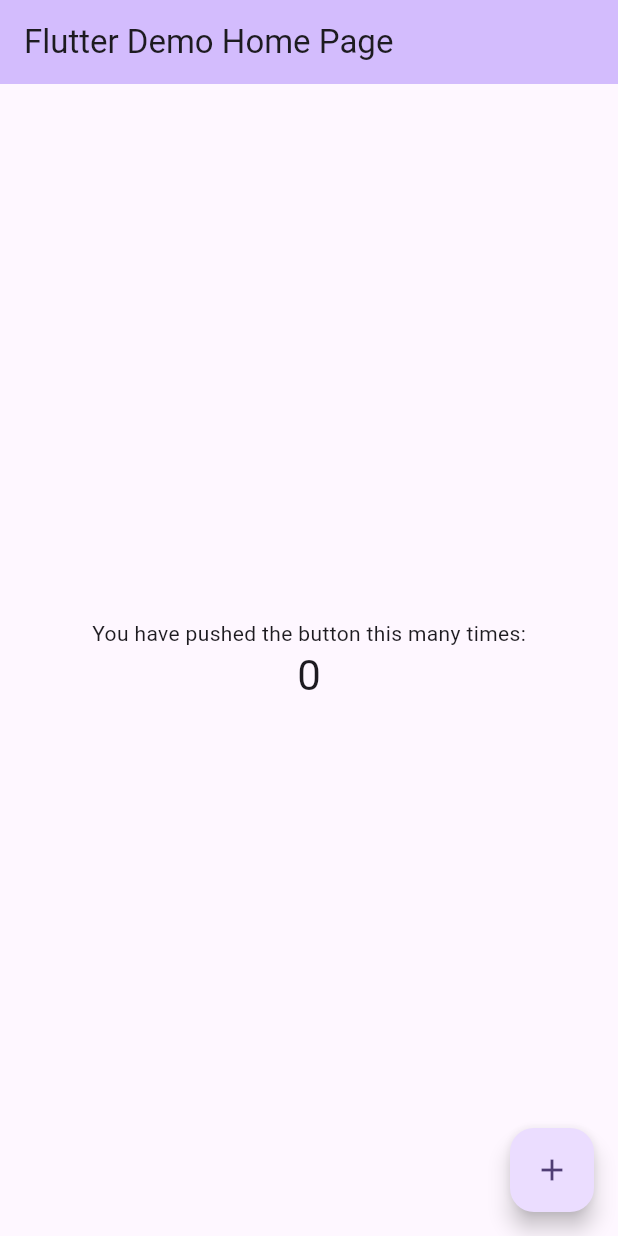
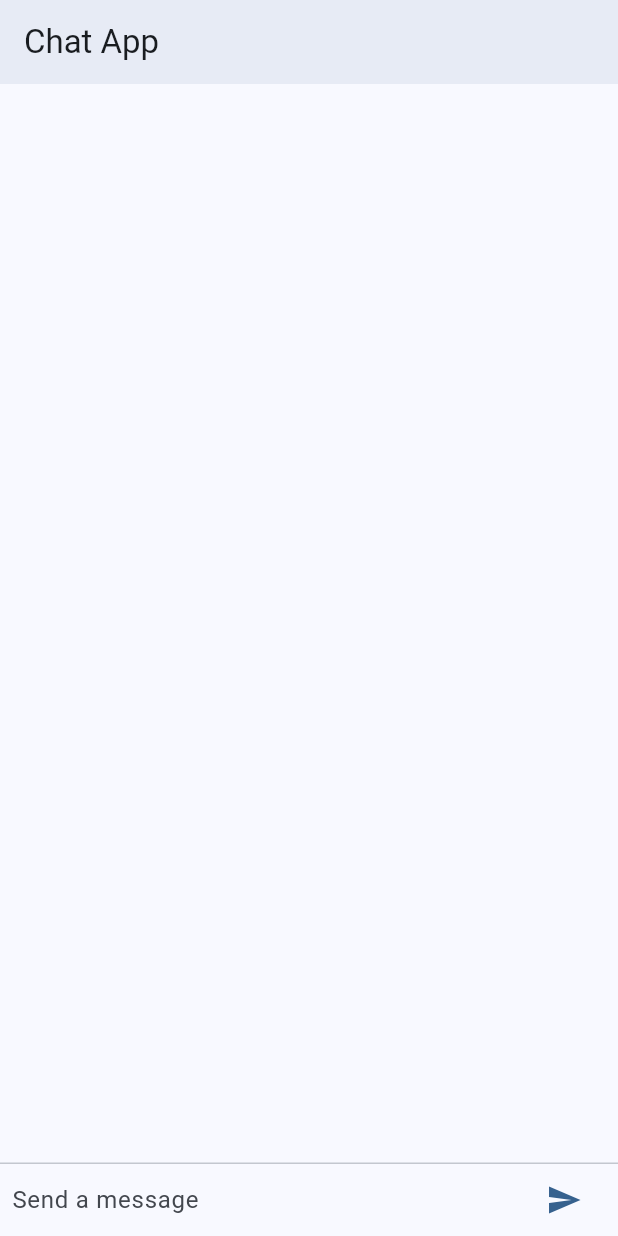
Before and after one commit to could-ai/01986fa0-9580-7746-9ef3-706893b0e259, a Flutter app: the screen it shows after launch, on a phone screen of 412 x 824 dp. Run offline on Flutter 3.47's test engine with Material 3 defaults, Android fonts, the phone set to English and light mode, and no system bars.

Commit message:
Refactor main.dart to launch the ChatScreen and update the app theme. The default counter app is removed.; Create the main ChatScreen widget. This includes the UI for displaying a list of messages, a text input field, and a send button. It manages the state of the messages locally.; Create the ChatMessage widget to represent a single message bubble in the chat list. It includes an avatar, sender name, and the message text, with an entry animation.

```diff
--- /dev/null
+++ b/usr/lib/chat_screen.dart
@@ -0,0 +1,96 @@
+import 'package:couldai_user_app/chat_message.dart';
+import 'package:flutter/material.dart';
+
+class ChatScreen extends StatefulWidget {
+  const ChatScreen({super.key});
+
+  @override
+  State<ChatScreen> createState() => _ChatScreenState();
+}
+
+class _ChatScreenState extends State<ChatScreen> with TickerProviderStateMixin {
+  final List<ChatMessage> _messages = [];
+  final _textController = TextEditingController();
+  final FocusNode _focusNode = FocusNode();
+
+  @override
+  void dispose() {
+    for (var message in _messages) {
+      message.animationController.dispose();
+    }
+    super.dispose();
+  }
+
+  void _handleSubmitted(String text) {
+    _textController.clear();
+    final animationController = AnimationController(
+      duration: const Duration(milliseconds: 700),
+      vsync: this,
+    );
+    final message = ChatMessage(
+      text: text,
+      animationController: animationController,
+    );
+    setState(() {
+      _messages.insert(0, message);
+    });
+    _focusNode.requestFocus();
+    message.animationController.forward();
+  }
+
+  Widget _buildTextComposer() {
+    return Container(
+      margin: const EdgeInsets.symmetric(horizontal: 8.0),
+      child: Row(
+        children: [
+          Flexible(
+            child: TextField(
+              controller: _textController,
+              onSubmitted: _handleSubmitted,
+              decoration:
+                  const InputDecoration.collapsed(hintText: 'Send a message'),
+              focusNode: _focusNode,
+            ),
+          ),
+          IconTheme(
+            data: IconThemeData(color: Theme.of(context).colorScheme.primary),
+            child: Container(
+              margin: const EdgeInsets.symmetric(horizontal: 4.0),
+              child: IconButton(
+                icon: const Icon(Icons.send),
+                onPressed: () => _handleSubmitted(_textController.text),
+              ),
+            ),
+          ),
+        ],
+      ),
+    );
+  }
+
+  @override
+  Widget build(BuildContext context) {
+    return Scaffold(
+      appBar: AppBar(
+        title: const Text('Chat App'),
+        elevation: Theme.of(context).platform == TargetPlatform.iOS ? 0.0 : 4.0,
+      ),
+      body: Column(
+        children: [
+          Flexible(
+            child: ListView.builder(
+              padding: const EdgeInsets.all(8.0),
+              reverse: true,
+              itemBuilder: (_, index) => _messages[index],
+              itemCount: _messages.length,
+            ),
+          ),
+          const Divider(height: 1.0),
+          Container(
+            decoration: BoxDecoration(color: Theme.of(context).cardColor),
+            child: _buildTextComposer(),
+          ),
+        ],
+      ),
+    );
+  }
+}
--- a/usr/lib/main.dart
+++ b/usr/lib/main.dart
@@ -1,3 +1,4 @@
+import 'package:couldai_user_app/chat_screen.dart';
 import 'package:flutter/material.dart';
 
 void main() {
@@ -7,114 +8,16 @@ void main() {
 class MyApp extends StatelessWidget {
   const MyApp({super.key});
 
-  // This widget is the root of your application.
   @override
   Widget build(BuildContext context) {
     return MaterialApp(
-      title: 'Flutter Demo',
+      title: 'Chat App',
       debugShowCheckedModeBanner: false,
       theme: ThemeData(
-        // This is the theme of your application.
-        //
-        // TRY THIS: Try running your application with "flutter run". You'll see
-        // the application has a purple toolbar. Then, without quitting the app,
-        // try changing the seedColor in the colorScheme below to Colors.green
-        // and then invoke "hot reload" (save your changes or press the "hot
-        // reload" button in a Flutter-supported IDE, or press "r" if you used
-        // the command line to start the app).
-        //
-        // Notice that the counter didn't reset back to zero; the application
-        // state is not lost during the reload. To reset the state, use hot
-        // restart instead.
-        //
-        // This works for code too, not just values: Most code changes can be
-        // tested with just a hot reload.
-        colorScheme: ColorScheme.fromSeed(seedColor: Colors.deepPurple),
+        colorScheme: ColorScheme.fromSeed(seedColor: Colors.blue),
+        useMaterial3: true,
       ),
-      home: const MyHomePage(title: 'Flutter Demo Home Page'),
+      home: const ChatScreen(),
     );
   }
 }
-
-class MyHomePage extends StatefulWidget {
-  const MyHomePage({super.key, required this.title});
-
-  // This widget is the home page of your application. It is stateful, meaning
-  // that it has a State object (defined below) that contains fields that affect
-  // how it looks.
-
-  // This class is the configuration for the state. It holds the values (in this
-  // case the title) provided by the parent (in this case the App widget) and
-  // used by the build method of the State. Fields in a Widget subclass are
-  // always marked "final".
-
-  final String title;
-
-  @override
-  State<MyHomePage> createState() => _MyHomePageState();
-}
-
-class _MyHomePageState extends State<MyHomePage> {
-  int _counter = 0;
-
-  void _incrementCounter() {
-    setState(() {
-      // This call to setState tells the Flutter framework that something has
-      // changed in this State, which causes it to rerun the build method below
-      // so that the display can reflect the updated values. If we changed
-      // _counter without calling setState(), then the build method would not be
-      // called again, and so nothing would appear to happen.
-      _counter++;
-    });
-  }
-
-  @override
-  Widget build(BuildContext context) {
-    // This method is rerun every time setState is called, for instance as done
-    // by the _incrementCounter method above.
-    //
-    // The Flutter framework has been optimized to make rerunning build methods
-    // fast, so that you can just rebuild anything that needs updating rather
-    // than having to individually change instances of widgets.
-    return Scaffold(
-      appBar: AppBar(
-        // TRY THIS: Try changing the color here to a specific color (to
-        // Colors.amber, perhaps?) and trigger a hot reload to see the AppBar
-        // change color while the other colors stay the same.
-        backgroundColor: Theme.of(context).colorScheme.inversePrimary,
-        // Here we take the value from the MyHomePage object that was created by
-        // the App.build method, and use it to set our appbar title.
-        title: Text(widget.title),
-      ),
-      body: Center(
-        // Center is a layout widget. It takes a single child and positions it
-        // in the middle of the parent.
-        child: Column(
-          // Column is also a layout widget. It takes a list of children and
-          // arranges them vertically. By default, it sizes itself to fit its
-          // children horizontally, and tries to be as tall as its parent.
-          //
-          // Column has various properties to control how it sizes itself and
-          // how it positions its children. Here we use mainAxisAlignment to
-          // center the children vertically; the main axis here is the vertical
-          // axis because Columns are vertical (the cross axis would be
-          // horizontal).
-          //
-          // TRY THIS: Invoke "debug painting" (choose the "Toggle Debug Paint"
-          // action in the IDE, or press "p" in the console), to see the
-          // wireframe for each widget.
-          mainAxisAlignment: MainAxisAlignment.center,
-          children: <Widget>[
-            const Text('You have pushed the button this many times:'),
-            Text('$_counter', style: Theme.of(context).textTheme.headlineMedium),
-          ],
-        ),
-      ),
-      floatingActionButton: FloatingActionButton(
-        onPressed: _incrementCounter,
-        tooltip: 'Increment',
-        child: const Icon(Icons.add),
-      ), // This trailing comma makes auto-formatting nicer for build methods.
-    );
-  }
-}
```
Also changed, not shown: usr/lib/chat_message.dart (added, +42 -0 lines).
